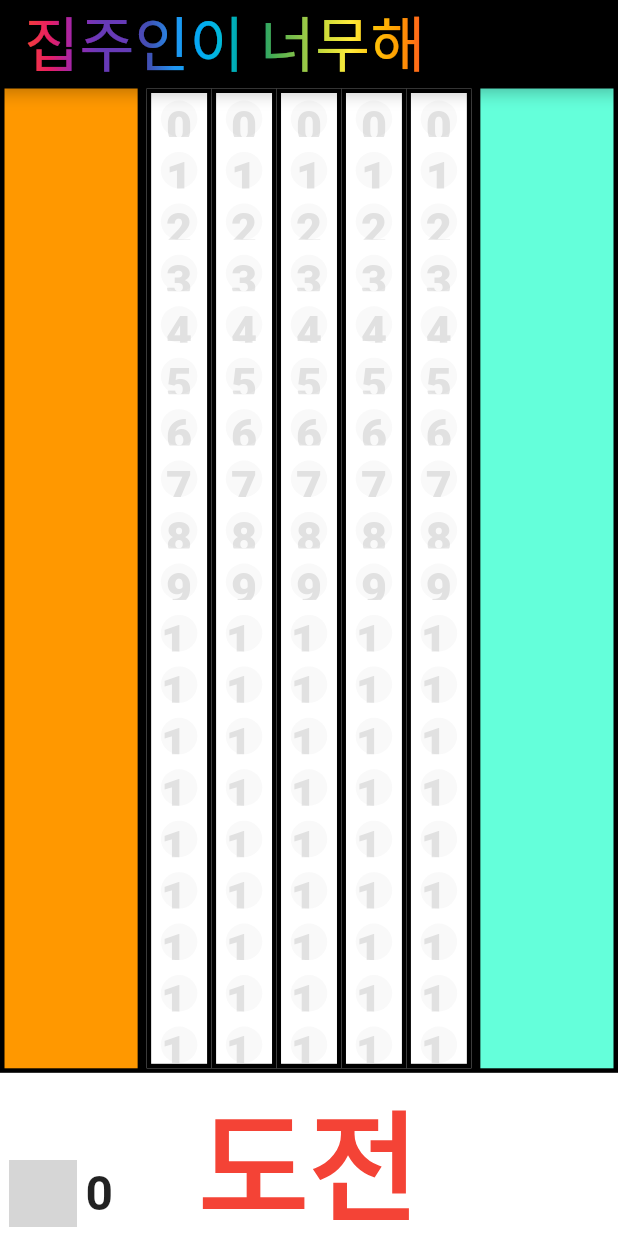
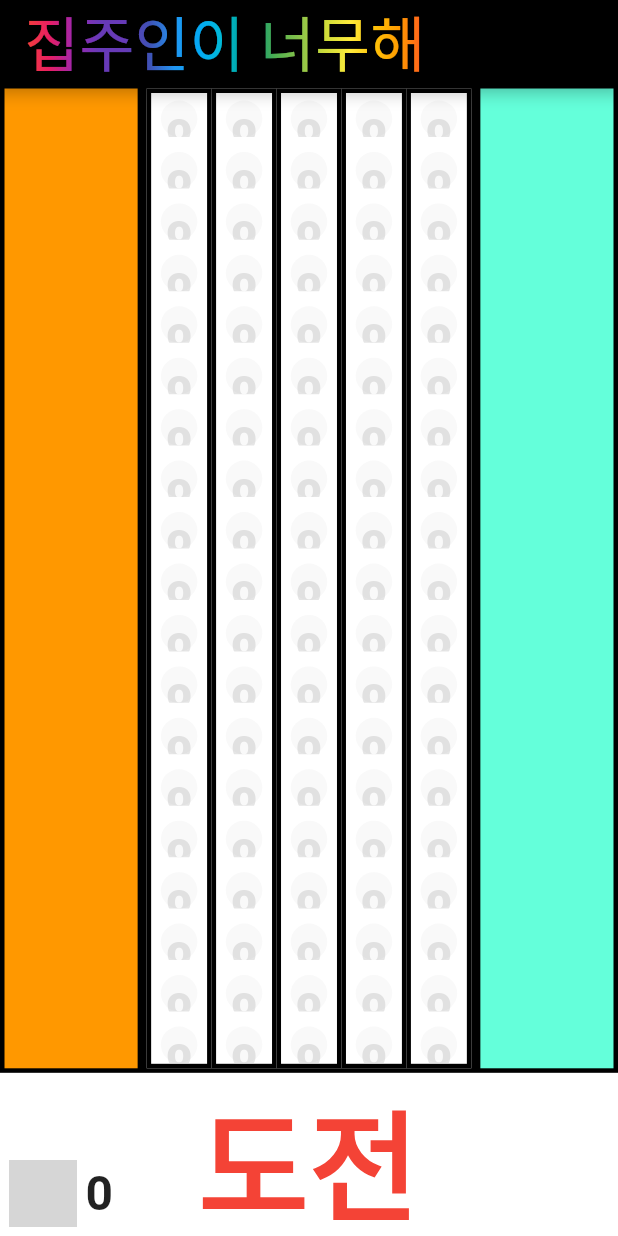
Before and after one commit to Seokhyeon-Park/luck_be_a_nj, a Flutter app: the screen it shows after launch, on a phone screen of 412 x 824 dp. Run offline on Flutter 3.47's test engine with Material 2 defaults, Android fonts, the phone set to English and light mode, and no system bars; missing offline and left inert: animated_button; Roboto replaces fonts that are missing (DungGeunMo); grey boxes are pictures that could not be loaded.

Commit message:
배열 이미지를 계속 바꿔야 하는데....

```diff
--- a/lib/body/wheel/symbol/symbol.dart
+++ b/lib/body/wheel/symbol/symbol.dart
@@ -2,11 +2,9 @@ import 'package:flutter/material.dart';
 
 class Symbol extends StatelessWidget {
   final double symbolSize;
-  final int num;
 
   const Symbol({
     Key? key,
-    required this.num,
     required this.symbolSize,
   }) : super(key: key);
 
@@ -24,10 +22,9 @@ class Symbol extends StatelessWidget {
       ),
       alignment: Alignment.center,
       // child: Image.asset(),
-      child: Text(
-        '$num',
-        // 'o',
-        style: const TextStyle(
+      child: const Text(
+        'o',
+        style: TextStyle(
           color: Color.fromRGBO(0x7F, 0x7F, 0x7F, 0.2),
           fontWeight: FontWeight.w800,
           fontSize: 30,
--- a/lib/body/wheel/wheel.dart
+++ b/lib/body/wheel/wheel.dart
@@ -31,7 +31,7 @@ class _RouletteWheelState extends State<RouletteWheel> {
     _controller = ScrollController();
     _previousRouletteCount = widget.rouletteCount;
     for(int i = 0; i < 40; i++) {
-      _symbols.add(Symbol(symbolSize: widget.width / 5 - 1.2, num: i));
+      _symbols.add(Symbol(symbolSize: widget.width / 5 - 1.2));
     }
   }
 
```
